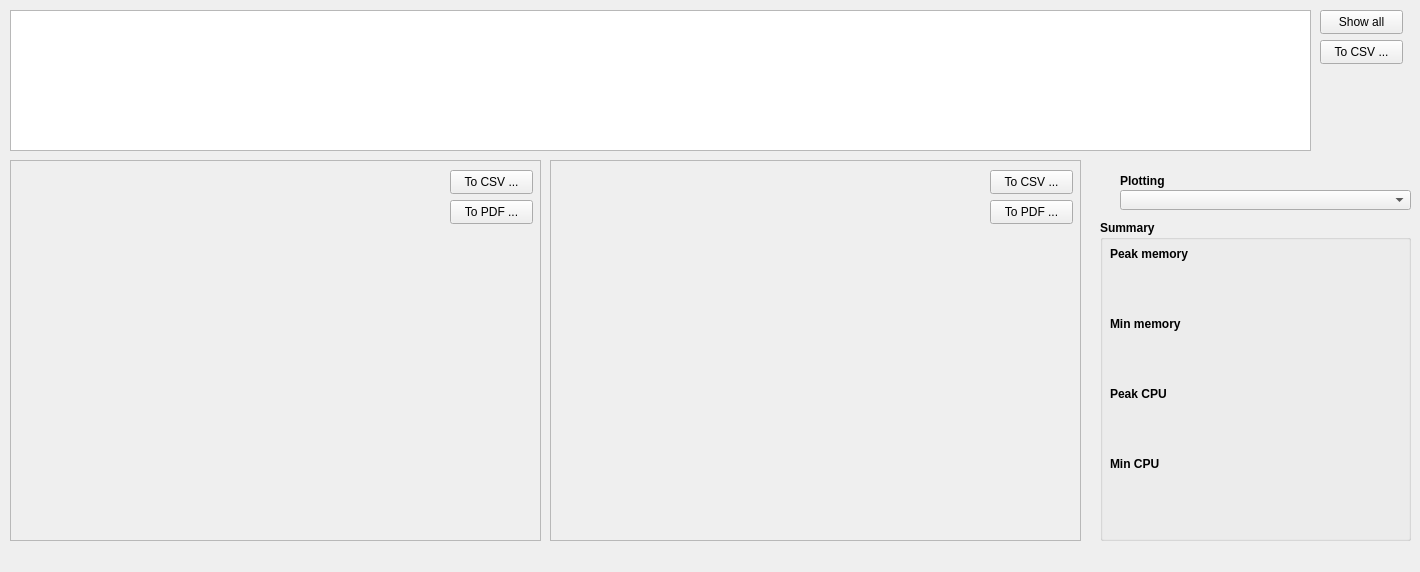
This is src/MonitoringProcesses/view/DataWidget.ui in jmabuin/CPM as Qt 5 draws it before an edit. The edited form follows.
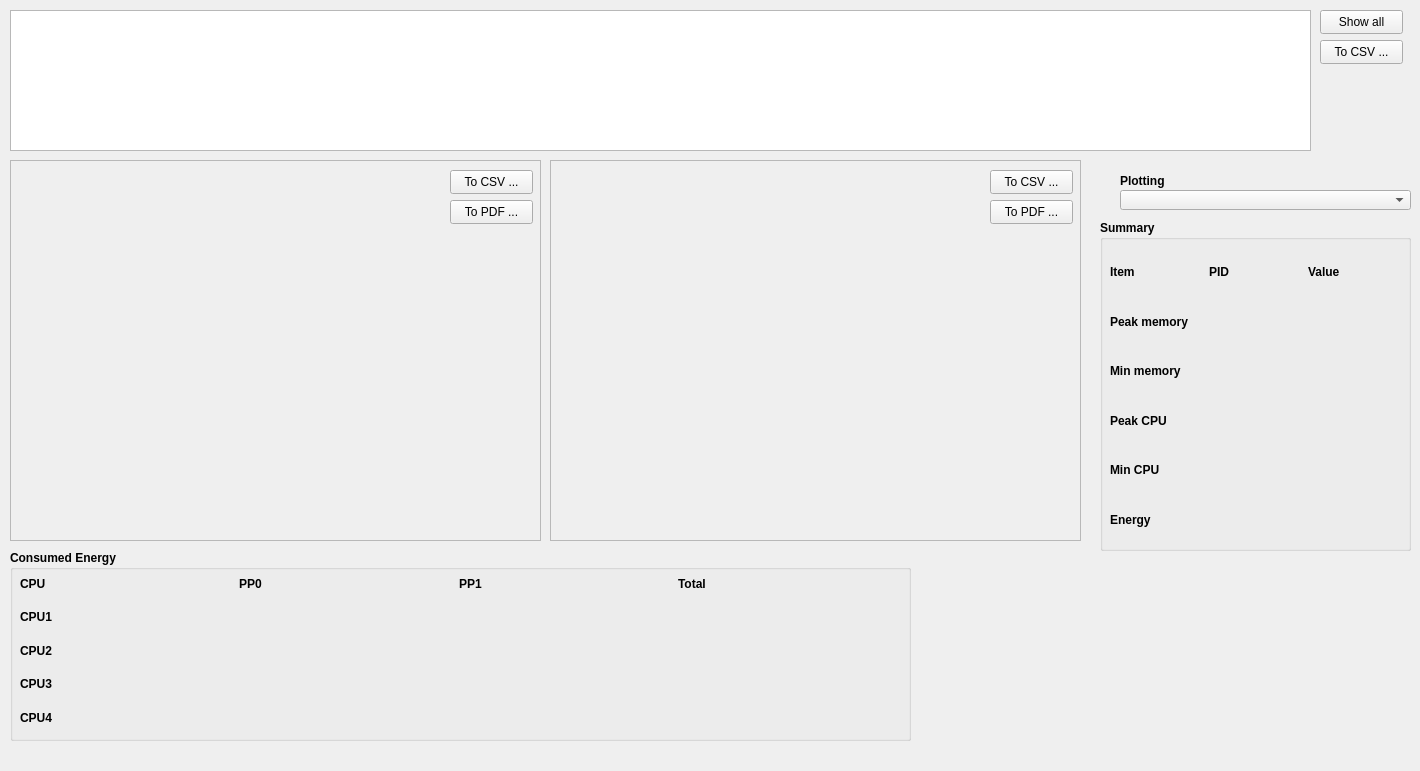
This is the edited form. Custom widgets are drawn as their Qt base class.

Commit message: RAPL Energy support added

Patch:
```diff
--- a/src/MonitoringProcesses/view/DataWidget.ui
+++ b/src/MonitoringProcesses/view/DataWidget.ui
@@ -7,7 +7,7 @@
     <x>0</x>
     <y>0</y>
     <width>1420</width>
-    <height>572</height>
+    <height>771</height>
    </rect>
   </property>
   <property name="windowTitle">
@@ -39,7 +39,7 @@
      <x>1100</x>
      <y>220</y>
      <width>311</width>
-     <height>321</height>
+     <height>331</height>
     </rect>
    </property>
    <property name="font">
@@ -51,148 +51,31 @@
    <property name="title">
     <string>Summary</string>
    </property>
-   <widget class="QWidget" name="gridLayoutWidget_2">
-    <property name="geometry">
-     <rect>
-      <x>10</x>
-      <y>20</y>
-      <width>291</width>
-      <height>61</height>
-     </rect>
-    </property>
-    <layout class="QGridLayout" name="gridLayout_2">
-     <item row="2" column="0">
-      <widget class="QLabel" name="label_InfoMaxMemProcessData">
-       <property name="font">
-        <font>
-         <pointsize>8</pointsize>
-         <weight>50</weight>
-         <bold>false</bold>
-        </font>
-       </property>
-       <property name="text">
-        <string/>
-       </property>
-      </widget>
-     </item>
-     <item row="1" column="0">
-      <layout class="QHBoxLayout" name="horizontalLayout_2">
-       <item>
-        <widget class="QLabel" name="label_InfoMaxMem">
-         <property name="font">
-          <font>
-           <weight>75</weight>
-           <bold>true</bold>
-          </font>
-         </property>
-         <property name="text">
-          <string>Peak memory</string>
-         </property>
-        </widget>
-       </item>
-       <item>
-        <widget class="QLabel" name="label_InfoMaxMemData">
-         <property name="font">
-          <font>
-           <weight>50</weight>
-           <bold>false</bold>
-          </font>
-         </property>
-         <property name="text">
-          <string/>
-         </property>
-        </widget>
-       </item>
-      </layout>
-     </item>
-    </layout>
-   </widget>
    <widget class="QWidget" name="gridLayoutWidget">
     <property name="geometry">
      <rect>
       <x>10</x>
-      <y>90</y>
+      <y>30</y>
       <width>291</width>
-      <height>61</height>
+      <height>291</height>
      </rect>
     </property>
     <layout class="QGridLayout" name="gridLayout">
-     <item row="1" column="0">
-      <widget class="QLabel" name="label_InfoMinMemProcessData">
+     <item row="2" column="0">
+      <widget class="QLabel" name="label_InfoMinMem">
        <property name="font">
         <font>
-         <pointsize>8</pointsize>
-         <weight>50</weight>
-         <bold>false</bold>
+         <weight>75</weight>
+         <bold>true</bold>
         </font>
        </property>
        <property name="text">
-        <string/>
+        <string>Min memory</string>
        </property>
       </widget>
      </item>
-     <item row="0" column="0">
-      <layout class="QGridLayout" name="gridLayout_3">
-       <item row="0" column="0">
-        <widget class="QLabel" name="label_InfoMinMem">
-         <property name="text">
-          <string>Min memory</string>
-         </property>
-        </widget>
-       </item>
-       <item row="0" column="1">
-        <widget class="QLabel" name="label_InfoMinMemData">
-         <property name="font">
-          <font>
-           <weight>50</weight>
-           <bold>false</bold>
-          </font>
-         </property>
-         <property name="text">
-          <string/>
-         </property>
-        </widget>
-       </item>
-      </layout>
-     </item>
-    </layout>
-   </widget>
-   <widget class="QWidget" name="gridLayoutWidget_6">
-    <property name="geometry">
-     <rect>
-      <x>10</x>
-      <y>160</y>
-      <width>291</width>
-      <height>61</height>
-     </rect>
-    </property>
-    <layout class="QGridLayout" name="gridLayout_6">
-     <item row="0" column="0">
-      <layout class="QGridLayout" name="gridLayout_4">
-       <item row="0" column="0">
-        <widget class="QLabel" name="label_InfoMaxCpu">
-         <property name="text">
-          <string>Peak CPU</string>
-         </property>
-        </widget>
-       </item>
-       <item row="0" column="1">
-        <widget class="QLabel" name="label_InfoMaxCpuData">
-         <property name="font">
-          <font>
-           <weight>50</weight>
-           <bold>false</bold>
-          </font>
-         </property>
-         <property name="text">
-          <string/>
-         </property>
-        </widget>
-       </item>
-      </layout>
-     </item>
-     <item row="1" column="0">
-      <widget class="QLabel" name="label_InfoMaxCpuProcessData">
+     <item row="1" column="1">
+      <widget class="QLabel" name="label_InfoMaxMemProcessData">
        <property name="font">
         <font>
          <pointsize>8</pointsize>
@@ -205,19 +88,20 @@
        </property>
       </widget>
      </item>
-    </layout>
-   </widget>
-   <widget class="QWidget" name="gridLayoutWidget_7">
-    <property name="geometry">
-     <rect>
-      <x>10</x>
-      <y>230</y>
-      <width>291</width>
-      <height>61</height>
-     </rect>
-    </property>
-    <layout class="QGridLayout" name="gridLayout_7">
-     <item row="1" column="0">
+     <item row="0" column="2">
+      <widget class="QLabel" name="label_Value">
+       <property name="font">
+        <font>
+         <weight>75</weight>
+         <bold>true</bold>
+        </font>
+       </property>
+       <property name="text">
+        <string>Value</string>
+       </property>
+      </widget>
+     </item>
+     <item row="4" column="1">
       <widget class="QLabel" name="label_InfoMinCpuProcessData">
        <property name="font">
         <font>
@@ -231,29 +115,190 @@
        </property>
       </widget>
      </item>
+     <item row="1" column="2">
+      <widget class="QLabel" name="label_InfoMaxMemData">
+       <property name="font">
+        <font>
+         <weight>50</weight>
+         <bold>false</bold>
+        </font>
+       </property>
+       <property name="text">
+        <string/>
+       </property>
+      </widget>
+     </item>
+     <item row="4" column="2">
+      <widget class="QLabel" name="label_InfoMinCpuData">
+       <property name="font">
+        <font>
+         <weight>50</weight>
+         <bold>false</bold>
+        </font>
+       </property>
+       <property name="text">
+        <string/>
+       </property>
+      </widget>
+     </item>
+     <item row="3" column="1">
+      <widget class="QLabel" name="label_InfoMaxCpuProcessData">
+       <property name="font">
+        <font>
+         <pointsize>8</pointsize>
+         <weight>50</weight>
+         <bold>false</bold>
+        </font>
+       </property>
+       <property name="text">
+        <string/>
+       </property>
+      </widget>
+     </item>
+     <item row="3" column="0">
+      <widget class="QLabel" name="label_InfoMaxCpu">
+       <property name="font">
+        <font>
+         <weight>75</weight>
+         <bold>true</bold>
+        </font>
+       </property>
+       <property name="text">
+        <string>Peak CPU</string>
+       </property>
+      </widget>
+     </item>
      <item row="0" column="0">
-      <layout class="QGridLayout" name="gridLayout_5">
-       <item row="0" column="0">
-        <widget class="QLabel" name="label_InfoMinCpu">
-         <property name="text">
-          <string>Min CPU</string>
-         </property>
-        </widget>
-       </item>
-       <item row="0" column="1">
-        <widget class="QLabel" name="label_InfoMinCpuData">
-         <property name="font">
-          <font>
-           <weight>50</weight>
-           <bold>false</bold>
-          </font>
-         </property>
-         <property name="text">
-          <string/>
-         </property>
-        </widget>
-       </item>
-      </layout>
+      <widget class="QLabel" name="label_Item">
+       <property name="font">
+        <font>
+         <weight>75</weight>
+         <bold>true</bold>
+        </font>
+       </property>
+       <property name="text">
+        <string>Item</string>
+       </property>
+      </widget>
+     </item>
+     <item row="0" column="1">
+      <widget class="QLabel" name="label_PID">
+       <property name="font">
+        <font>
+         <weight>75</weight>
+         <bold>true</bold>
+        </font>
+       </property>
+       <property name="text">
+        <string>PID</string>
+       </property>
+      </widget>
+     </item>
+     <item row="1" column="0">
+      <widget class="QLabel" name="label_InfoMaxMem">
+       <property name="font">
+        <font>
+         <weight>75</weight>
+         <bold>true</bold>
+        </font>
+       </property>
+       <property name="text">
+        <string>Peak memory</string>
+       </property>
+      </widget>
+     </item>
+     <item row="2" column="1">
+      <widget class="QLabel" name="label_InfoMinMemProcessData">
+       <property name="font">
+        <font>
+         <pointsize>8</pointsize>
+         <weight>50</weight>
+         <bold>false</bold>
+        </font>
+       </property>
+       <property name="text">
+        <string/>
+       </property>
+      </widget>
+     </item>
+     <item row="3" column="2">
+      <widget class="QLabel" name="label_InfoMaxCpuData">
+       <property name="font">
+        <font>
+         <weight>50</weight>
+         <bold>false</bold>
+        </font>
+       </property>
+       <property name="text">
+        <string/>
+       </property>
+      </widget>
+     </item>
+     <item row="2" column="2">
+      <widget class="QLabel" name="label_InfoMinMemData">
+       <property name="font">
+        <font>
+         <weight>50</weight>
+         <bold>false</bold>
+        </font>
+       </property>
+       <property name="text">
+        <string/>
+       </property>
+      </widget>
+     </item>
+     <item row="4" column="0">
+      <widget class="QLabel" name="label_InfoMinCpu">
+       <property name="font">
+        <font>
+         <weight>75</weight>
+         <bold>true</bold>
+        </font>
+       </property>
+       <property name="text">
+        <string>Min CPU</string>
+       </property>
+      </widget>
+     </item>
+     <item row="5" column="0">
+      <widget class="QLabel" name="label_InfoEnergyName">
+       <property name="font">
+        <font>
+         <weight>75</weight>
+         <bold>true</bold>
+        </font>
+       </property>
+       <property name="text">
+        <string>Energy</string>
+       </property>
+      </widget>
+     </item>
+     <item row="5" column="1">
+      <widget class="QLabel" name="label_InfoEnergyMeasure">
+       <property name="font">
+        <font>
+         <weight>50</weight>
+         <bold>false</bold>
+        </font>
+       </property>
+       <property name="text">
+        <string/>
+       </property>
+      </widget>
+     </item>
+     <item row="5" column="2">
+      <widget class="QLabel" name="label_InfoEnergyData">
+       <property name="font">
+        <font>
+         <pointsize>8</pointsize>
+         <weight>50</weight>
+         <bold>false</bold>
+        </font>
+       </property>
+       <property name="text">
+        <string/>
+       </property>
+      </widget>
      </item>
     </layout>
    </widget>
@@ -407,6 +452,297 @@
     </property>
    </widget>
   </widget>
+  <widget class="QGroupBox" name="groupBox_Energy">
+   <property name="geometry">
+    <rect>
+     <x>10</x>
+     <y>550</y>
+     <width>901</width>
+     <height>191</height>
+    </rect>
+   </property>
+   <property name="font">
+    <font>
+     <weight>75</weight>
+     <bold>true</bold>
+    </font>
+   </property>
+   <property name="title">
+    <string>Consumed Energy</string>
+   </property>
+   <widget class="QWidget" name="gridLayoutWidget_2">
+    <property name="geometry">
+     <rect>
+      <x>10</x>
+      <y>20</y>
+      <width>871</width>
+      <height>161</height>
+     </rect>
+    </property>
+    <layout class="QGridLayout" name="gridLayout_Energy">
+     <item row="0" column="1">
+      <widget class="QLabel" name="label_PP0">
+       <property name="font">
+        <font>
+         <weight>75</weight>
+         <bold>true</bold>
+        </font>
+       </property>
+       <property name="text">
+        <string>PP0</string>
+       </property>
+      </widget>
+     </item>
+     <item row="4" column="0">
+      <widget class="QLabel" name="label_CPU4">
+       <property name="font">
+        <font>
+         <weight>75</weight>
+         <bold>true</bold>
+        </font>
+       </property>
+       <property name="text">
+        <string>CPU4</string>
+       </property>
+      </widget>
+     </item>
+     <item row="0" column="2">
+      <widget class="QLabel" name="label_PP1">
+       <property name="font">
+        <font>
+         <weight>75</weight>
+         <bold>true</bold>
+        </font>
+       </property>
+       <property name="text">
+        <string>PP1</string>
+       </property>
+      </widget>
+     </item>
+     <item row="3" column="0">
+      <widget class="QLabel" name="label_CPU3">
+       <property name="font">
+        <font>
+         <weight>75</weight>
+         <bold>true</bold>
+        </font>
+       </property>
+       <property name="text">
+        <string>CPU3</string>
+       </property>
+      </widget>
+     </item>
+     <item row="2" column="0">
+      <widget class="QLabel" name="label_CPU2">
+       <property name="font">
+        <font>
+         <weight>75</weight>
+         <bold>true</bold>
+        </font>
+       </property>
+       <property name="text">
+        <string>CPU2</string>
+       </property>
+      </widget>
+     </item>
+     <item row="0" column="0">
+      <widget class="QLabel" name="label_CPU">
+       <property name="font">
+        <font>
+         <weight>75</weight>
+         <bold>true</bold>
+        </font>
+       </property>
+       <property name="text">
+        <string>CPU</string>
+       </property>
+      </widget>
+     </item>
+     <item row="1" column="0">
+      <widget class="QLabel" name="label_CPU1">
+       <property name="font">
+        <font>
+         <weight>75</weight>
+         <bold>true</bold>
+        </font>
+       </property>
+       <property name="text">
+        <string>CPU1</string>
+       </property>
+      </widget>
+     </item>
+     <item row="0" column="3">
+      <widget class="QLabel" name="label_PPTotal">
+       <property name="font">
+        <font>
+         <weight>75</weight>
+         <bold>true</bold>
+        </font>
+       </property>
+       <property name="text">
+        <string>Total</string>
+       </property>
+      </widget>
+     </item>
+     <item row="1" column="1">
+      <widget class="QLabel" name="label_PP0_CPU1">
+       <property name="font">
+        <font>
+         <weight>50</weight>
+         <bold>false</bold>
+        </font>
+       </property>
+       <property name="text">
+        <string/>
+       </property>
+      </widget>
+     </item>
+     <item row="1" column="2">
+      <widget class="QLabel" name="label_PP1_CPU1">
+       <property name="font">
+        <font>
+         <weight>50</weight>
+         <bold>false</bold>
+        </font>
+       </property>
+       <property name="text">
+        <string/>
+       </property>
+      </widget>
+     </item>
+     <item row="1" column="3">
+      <widget class="QLabel" name="label_PPt_CPU1">
+       <property name="font">
+        <font>
+         <weight>50</weight>
+         <bold>false</bold>
+        </font>
+       </property>
+       <property name="text">
+        <string/>
+       </property>
+      </widget>
+     </item>
+     <item row="2" column="1">
+      <widget class="QLabel" name="label_PP0_CPU2">
+       <property name="font">
+        <font>
+         <weight>50</weight>
+         <bold>false</bold>
+        </font>
+       </property>
+       <property name="text">
+        <string/>
+       </property>
+      </widget>
+     </item>
+     <item row="2" column="2">
+      <widget class="QLabel" name="label_PP1_CPU2">
+       <property name="font">
+        <font>
+         <weight>50</weight>
+         <bold>false</bold>
+        </font>
+       </property>
+       <property name="text">
+        <string/>
+       </property>
+      </widget>
+     </item>
+     <item row="2" column="3">
+      <widget class="QLabel" name="label_PPt_CPU2">
+       <property name="font">
+        <font>
+         <weight>50</weight>
+         <bold>false</bold>
+        </font>
+       </property>
+       <property name="text">
+        <string/>
+       </property>
+      </widget>
+     </item>
+     <item row="3" column="1">
+      <widget class="QLabel" name="label_PP0_CPU3">
+       <property name="font">
+        <font>
+         <weight>50</weight>
+         <bold>false</bold>
+        </font>
+       </property>
+       <property name="text">
+        <string/>
+       </property>
+      </widget>
+     </item>
+     <item row="3" column="2">
+      <widget class="QLabel" name="label_PP1_CPU3">
+       <property name="font">
+        <font>
+         <weight>50</weight>
+         <bold>false</bold>
+        </font>
+       </property>
+       <property name="text">
+        <string/>
+       </property>
+      </widget>
+     </item>
+     <item row="3" column="3">
+      <widget class="QLabel" name="label_PPt_CPU3">
+       <property name="font">
+        <font>
+         <weight>50</weight>
+         <bold>false</bold>
+        </font>
+       </property>
+       <property name="text">
+        <string/>
+       </property>
+      </widget>
+     </item>
+     <item row="4" column="1">
+      <widget class="QLabel" name="label_PP0_CPU4">
+       <property name="font">
+        <font>
+         <weight>50</weight>
+         <bold>false</bold>
+        </font>
+       </property>
+       <property name="text">
+        <string/>
+       </property>
+      </widget>
+     </item>
+     <item row="4" column="2">
+      <widget class="QLabel" name="label_PP1_CPU4">
+       <property name="font">
+        <font>
+         <weight>50</weight>
+         <bold>false</bold>
+        </font>
+       </property>
+       <property name="text">
+        <string/>
+       </property>
+      </widget>
+     </item>
+     <item row="4" column="3">
+      <widget class="QLabel" name="label_PPt_CPU4">
+       <property name="font">
+        <font>
+         <weight>50</weight>
+         <bold>false</bold>
+        </font>
+       </property>
+       <property name="text">
+        <string/>
+       </property>
+      </widget>
+     </item>
+    </layout>
+   </widget>
+  </widget>
  </widget>
  <customwidgets>
   <customwidget>
```
The commit also changes 20 other files.
